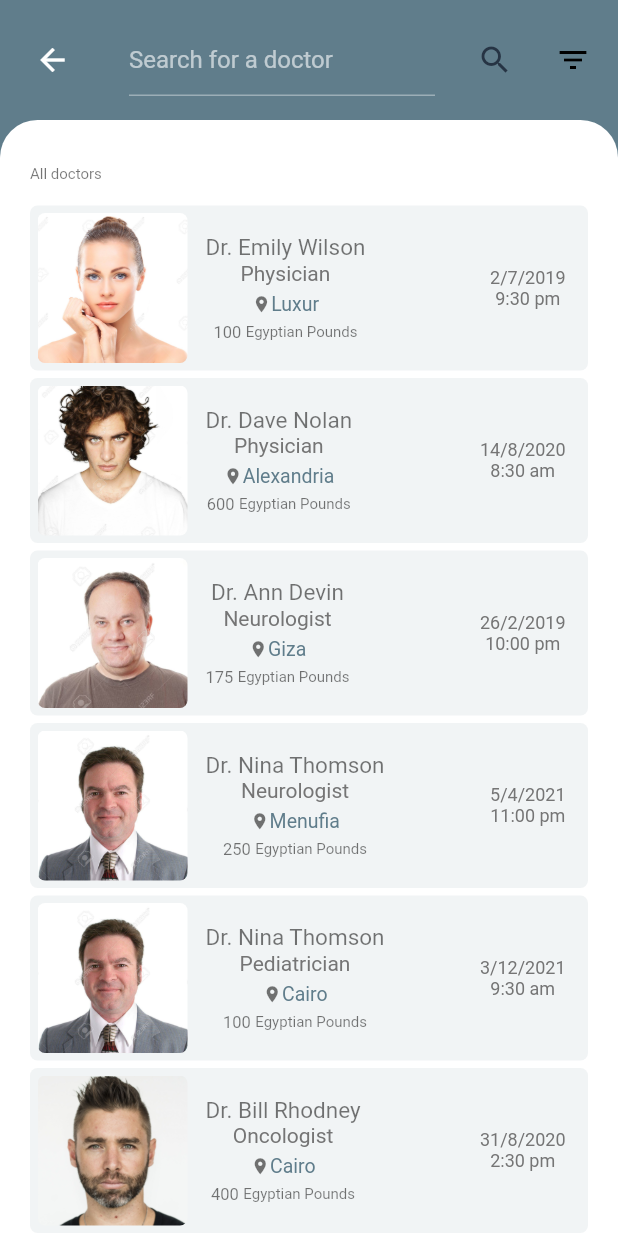
After one commit to hazzum/Patient-Medical-App, a Flutter app: the SessionHistory screen opened by its route, on a phone screen of 412 x 824 dp. The commit adds this screen. Run offline on Flutter 3.47's test engine with Material 2 defaults, Android fonts, the phone set to English and light mode, and no system bars; our stand-ins replace firebase_auth, firebase_core, flutter_form_builder, modal_progress_hud, syncfusion_flutter_calendar; missing offline and left inert: grouped_buttons; accounts and stored records are empty.

Commit message:
Third Commit

```diff
--- /dev/null
+++ b/lib/Components/session_tile.dart
@@ -0,0 +1,144 @@
+import 'package:flutter/material.dart';
+
+class SessionTile extends StatelessWidget {
+  final String image;
+
+  final String title;
+
+  final String subtitle;
+
+  final String date;
+
+  final String time;
+
+  final String index;
+
+  final bool color;
+
+  final String address;
+
+  final int price;
+
+  SessionTile(
+      {Key key,
+        this.image,
+        this.index,
+        this.title,
+        this.subtitle,
+        this.address,
+        this.time,
+        this.price,
+        this.color = true,
+        this.date})
+      : super(key: key);
+
+  @override
+  Widget build(BuildContext context) {
+    return InkWell(
+      onTap: () {
+        Navigator.pushNamed(context, '/sixth');
+      },
+      child: Hero(
+        tag: 'doctor' + index,
+        child: Container(
+          margin: EdgeInsets.only(left: 15.0, bottom: 5.0, right: 15.0),
+          padding:
+          EdgeInsets.only(left: 5.0, right: 15.0, top: 5.0, bottom: 5.0),
+          decoration: BoxDecoration(
+              color: color
+                  ? Colors.blueGrey.shade400.withOpacity(0.1)
+                  : Colors.transparent,
+              borderRadius: BorderRadius.circular(5.0)),
+          child: Row(
+            children: <Widget>[
+              ClipRRect(
+                borderRadius: BorderRadius.circular(5.0),
+                child: Image(
+                  width: 100,
+                  fit: BoxFit.cover,
+                  height: 100,
+                  image: AssetImage(image),
+                ),
+              ),
+              Padding(
+                padding: const EdgeInsets.only(left: 12.0),
+                child: Column(
+                  crossAxisAlignment: CrossAxisAlignment.center,
+                  mainAxisAlignment: MainAxisAlignment.center,
+                  children: <Widget>[
+                    Material(
+                        color: Colors.transparent,
+                        child: Text(title,
+                            style: TextStyle(color: Colors.black54,
+                              fontSize: 15,))),
+                    Material(
+                      color: Colors.transparent,
+                      child: Text(subtitle,
+                          style: TextStyle(color: Colors.grey.shade600)),
+                    ),
+                    SizedBox(height: 5,),
+                    Material(
+                      color: Colors.transparent,
+                      child: Row(
+                        children: [
+                          Icon(
+                            Icons.place,
+                            size: 13,
+                            color: Colors.black54,),
+                          Text(address,
+                              style: TextStyle(color: Colors.blueGrey.shade500,
+                                fontSize: 13,)),
+                        ],
+                      ),
+                    ),
+                    SizedBox(height: 5,),
+                    Material(
+                      color: Colors.transparent,
+                      child: Row(
+                        children: [
+                          Text('$price',
+                              style: TextStyle(color: Colors.black54,
+                                fontSize: 11,
+                              )),
+                          SizedBox(width: 3,),
+                          Text('Egyptian Pounds',
+                            style: TextStyle(color: Colors.black54,
+                              fontSize: 10,),),
+                        ],
+                      ),
+                    ),
+                  ],
+                ),
+              ),
+              Spacer(),
+              Column(
+                crossAxisAlignment: CrossAxisAlignment.center,
+                mainAxisAlignment: MainAxisAlignment.center,
+                children: <Widget>[
+                  Material(
+                    color: Colors.transparent,
+                    child: Padding(
+                      padding: const EdgeInsets.only(left: 5.0),
+                      child: Text(date ,
+                          style: TextStyle(
+                              color: Colors.grey.shade600, fontSize: 12.0)),
+                    ),
+                  ),
+                  Material(
+                    color: Colors.transparent,
+                    child: Padding(
+                      padding: const EdgeInsets.only(left: 5.0),
+                      child: Text(time,
+                          style: TextStyle(
+                              color: Colors.grey.shade600, fontSize: 12.0)),
+                    ),
+                  ),
+                ],
+              )
+            ],
+          ),
+        ),
+      ),
+    );
+  }
+}
--- a/lib/main.dart
+++ b/lib/main.dart
@@ -1,4 +1,5 @@
 import 'package:flutter/material.dart';
+import 'package:medical_application/screens/sessions_history.dart';
 import 'package:medical_application/screens/welcome_screen.dart';
 import 'package:medical_application/screens/login_screen.dart';
 import 'package:medical_application/screens/registration_screen.dart';
@@ -28,6 +29,8 @@ class MedicalApp extends StatelessWidget {
         '/sixth': (context) => DoctorPage(),
         '/seventh': (context) => UpcomingAppointments(),
         '/eighth': (context) => ProfileForm(),
+        '/ninth': (context) => SessionHistory(),
+
 
 
 
--- a/lib/screens/doctors_screen.dart
+++ b/lib/screens/doctors_screen.dart
@@ -256,10 +256,10 @@ class _DoctorScreenState extends State<DoctorScreen> {
                     }, ),
                 ListTile(
                   onTap: () {
-                      Navigator.of(context).pop();
+                    Navigator.pushNamed(context, '/ninth');
                     },
                   leading: Icon(Icons.settings),
-                  title: Text('Session History'),
+                  title: Text('Personal Session History'),
                 ),
 
               ],
--- /dev/null
+++ b/lib/screens/sessions_history.dart
@@ -0,0 +1,181 @@
+import 'package:flutter/material.dart';
+import 'package:medical_application/Components/session_tile.dart';
+
+
+class SessionHistory extends StatefulWidget {
+  @override
+  _SessionHistoryState createState() => _SessionHistoryState();
+}
+
+class _SessionHistoryState extends State<SessionHistory> {
+  @override
+
+
+  var lists = [
+    {
+      'index': '1',
+      'image': 'images/3.jpg',
+      'title': 'Dr. Emily Wilson',
+      'rating': '5.0',
+      'Price':100,
+      'date': '2/7/2019',
+      'time': '9:30 pm',
+      'subtitle': 'Physician',
+      'address' : 'Luxur'
+    },
+    {
+      'index': '2',
+      'image': 'images/4.jpg',
+      'title': 'Dr. Dave Nolan',
+      'rating': '5.0',
+      'Price':600,
+      'date': '14/8/2020',
+      'time': '8:30 am',
+      'subtitle': 'Physician',
+      'address' : 'Alexandria'
+    },
+    {
+      'index': '3',
+      'image': 'images/5.jpg',
+      'title': 'Dr. Ann Devin',
+      'rating': '4.9',
+      'Price':175,
+      'date': '26/2/2019',
+      'time': '10:00 pm',
+      'subtitle': 'Neurologist',
+      'address' : 'Giza'
+    },
+    {
+      'index': '4',
+      'image': 'images/6.jpg',
+      'title': 'Dr. Nina Thomson',
+      'rating': '4.9',
+      'date': '5/4/2021',
+      'time': '11:00 pm',
+      'Price':250,
+      'subtitle': 'Neurologist',
+      'address' : 'Menufia'
+    },
+    {
+      'index': '9',
+      'image': 'images/6.jpg',
+      'title': 'Dr. Nina Thomson',
+      'rating': '4.3',
+      'date': '3/12/2021',
+      'time': '9:30 am',
+      'subtitle': 'Pediatrician',
+      'address' : 'Cairo',
+      'Price':100,
+    },
+    {
+      'index': '0',
+      'image': 'images/7.jpg',
+      'title': 'Dr. Bill Rhodney',
+      'rating': '4.8',
+      'date': '31/8/2020',
+      'time': '2:30 pm',
+      'subtitle': 'Oncologist',
+      'Price': 400,
+      'address' : 'Cairo'
+    },
+  ];
+
+  bool isSearching = false;
+
+
+  Widget build(BuildContext context) {
+    return SafeArea(
+
+      child: Scaffold(
+        backgroundColor: Colors.blueGrey,
+        appBar: AppBar(
+          backgroundColor: Colors.blueGrey,
+          elevation: 0,
+          toolbarHeight: 80,
+          leadingWidth: 70,
+          title:  Center(
+            child: TextField(
+              decoration: InputDecoration(
+                hintText: 'Search for a doctor',
+                focusColor: Colors.white10,
+              ),
+            ),
+          ),
+
+          actions: [
+            Padding(
+              padding: const EdgeInsets.fromLTRB(0, 0, 16, 0),
+              child: GestureDetector(
+                onTap: null,
+                child: IconButton(
+                  icon: Icon(
+                    Icons.search,
+                    color: Color(0xFF263444),
+                  ),
+                  onPressed: (){
+                    setState(() {
+                      this.isSearching = !isSearching;
+                    });
+
+                  },),
+              ),
+            ),
+            Padding(
+              padding: const EdgeInsets.only(right: 18.0),
+              child: Icon(
+                Icons.filter_list,
+                color: Colors.black,
+              ),
+            ),
+
+          ],
+        ),
+
+        body: SingleChildScrollView(
+          child: Container(
+            decoration: BoxDecoration(
+              borderRadius: BorderRadius.only(
+                  topLeft: Radius.circular(25.0),
+                  topRight: Radius.circular(25.0)),
+              color: Colors.white,
+            ),
+            width: double.infinity,
+            child: Container(
+              padding: EdgeInsets.all(5.0),
+              child: Column(
+                crossAxisAlignment: CrossAxisAlignment.start,
+                children: <Widget>[
+                  Padding(
+                    padding: const EdgeInsets.only(
+                        left: 15.0, top: 25.0, bottom: 5.0),
+                    child:
+                    Text('All doctors', style: TextStyle(fontSize: 10.0)),
+                  ),
+                  SizedBox(height: 10),
+                  Column(
+                    mainAxisAlignment: MainAxisAlignment.center,
+                    crossAxisAlignment: CrossAxisAlignment.center,
+                    children: lists
+                        .map((v) => SessionTile(
+                      index: v['index'],
+                      title: v['title'],
+                      subtitle: v['subtitle'],
+                      image: v['image'],
+                      price: v['Price'],
+                      time: v['time'],
+                      date: v['date'],
+                      address: v['address'],
+                    ))
+                        .toList(),
+                  ),
+                ],
+              ),
+            ),
+          ),
+        ),
+
+
+      ),
+    );
+  }
+}
```
